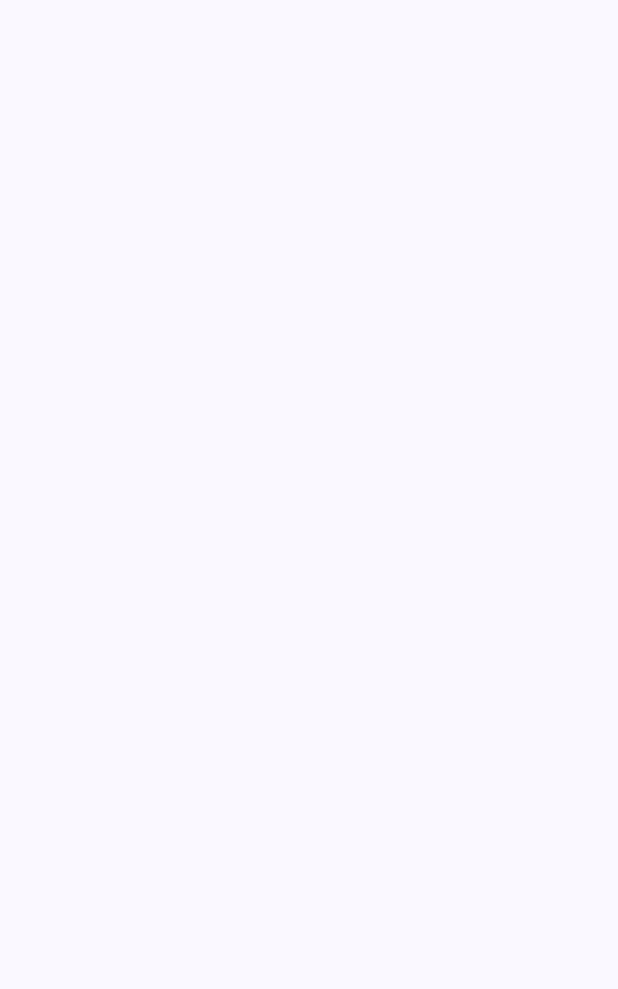
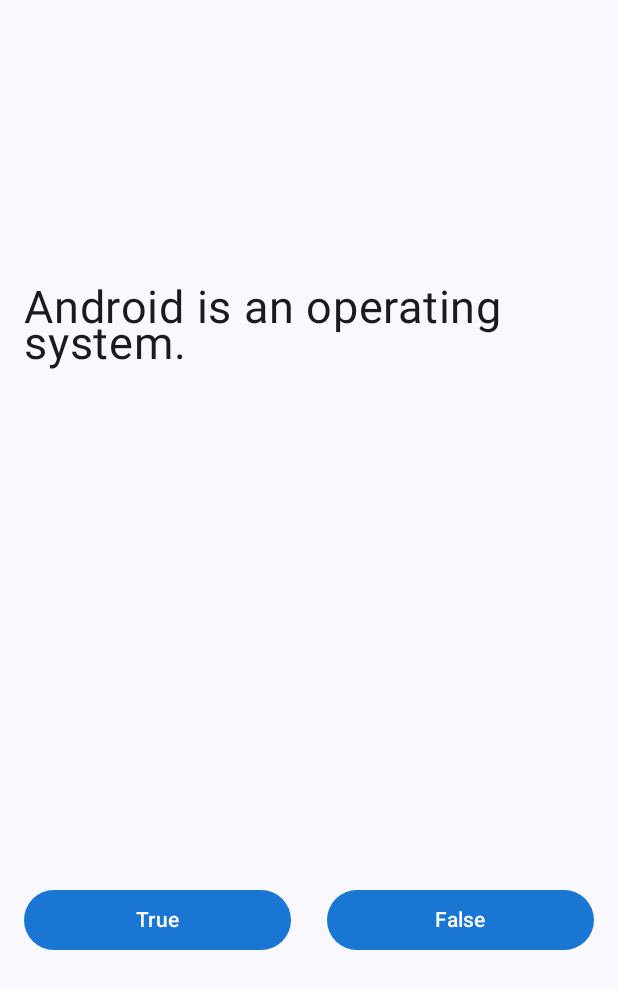
Before and after one commit to Asomazz/calculator, an Android app built with Jetpack Compose: the screen it shows after launch (MainActivity), on a phone screen of 412 x 824 dp. Before the commit the part shown is empty. Shown: the top 989 px of the screen. Run offline under Robolectric (Android 15) with nearby library versions, the phone set to English and light mode, and no system bars.

Commit message:
Task: Android Compose State done with Bonus

```diff
--- a/app/src/main/java/com/example/counterapp/MainActivity.kt
+++ b/app/src/main/java/com/example/counterapp/MainActivity.kt
@@ -22,11 +22,16 @@ import androidx.compose.material3.ButtonDefaults
 import androidx.compose.material3.Scaffold
 import androidx.compose.material3.Text
 import androidx.compose.runtime.Composable
+import androidx.compose.runtime.getValue
+import androidx.compose.runtime.mutableStateOf
+import androidx.compose.runtime.remember
+import androidx.compose.runtime.setValue
 import androidx.compose.ui.Alignment
 import androidx.compose.ui.Modifier
 import androidx.compose.ui.draw.clip
 import androidx.compose.ui.graphics.Color
 import androidx.compose.ui.text.font.FontWeight
+import androidx.compose.ui.text.style.TextAlign
 import androidx.compose.ui.tooling.preview.Preview
 import androidx.compose.ui.unit.dp
 import androidx.compose.ui.unit.sp
@@ -50,6 +55,19 @@ class MainActivity : ComponentActivity() {
 
 @Composable
 fun TrueOrFalse(modifier: Modifier, innerPadding: PaddingValues) {
+    val questions = listOf(
+        "Android is an operating system." to true,
+        "Kotlin is supported for iOS development." to false,
+        "Kotlin is supported for Android development." to true
+    )
+
+    var currentQuestionIndex by remember { mutableStateOf(0) }
+    var isAnswerCorrect by remember { mutableStateOf<Boolean?>(null) }
+    var score by remember { mutableStateOf(0) }
+    var isGameOver by remember { mutableStateOf(false) }
+
+    val currentQuestion = if (currentQuestionIndex < questions.size) questions[currentQuestionIndex] else null
+
     Column(
         modifier = modifier
             .fillMaxSize()
@@ -58,8 +76,102 @@ fun TrueOrFalse(modifier: Modifier, innerPadding: PaddingValues) {
         verticalArrangement = Arrangement.SpaceAround,
         horizontalAlignment = Alignment.CenterHorizontally
     ) {
-     }
-}
+        if (isGameOver) {
+
+            Text(
+                text = "Game Over! Your Score: $score / ${questions.size}",
+                fontSize = 24.sp,
+                fontWeight = FontWeight.Bold,
+                textAlign = TextAlign.Center
+            )
+            Button(onClick = {
+                currentQuestionIndex = 0
+                isAnswerCorrect = null
+                score = 0
+                isGameOver = false
+            }) {
+                Text("Restart Game")
+            }
+        }
+            else {
+            Text(
+                text = currentQuestion?.first ?: "",
+                fontSize = 30.sp,
+                fontWeight = FontWeight.Normal
+            )
+            when (isAnswerCorrect) {
+                true -> {
+                    Box(
+                        contentAlignment = Alignment.Center,
+                        modifier = modifier
+                            .clip(CircleShape)
+                            .size(170.dp)
+                            .background(color = Color.Green)
+                    )
+                    {
+                        Text("Correct Answer")
+                    }
+                    Button(onClick = {
+                        if (currentQuestionIndex < questions.size - 1) {
+                            currentQuestionIndex++
+                            isAnswerCorrect = null
+                        } else {
+                            isGameOver = true
+                        }
+                    }) {
+                        Text("Next Question")
+                    }
+                }
+                false -> {
+                    Box(
+                        contentAlignment = Alignment.Center,
+                        modifier = Modifier
+                            .clip(CircleShape)
+                            .size(170.dp)
+                            .background(color = Color.Red)
+                    ) {
+                        Text("Wrong Answer")
+                    }
+                }
+                null -> {
+
+                }
+            }
+
+            if (isAnswerCorrect != true) {
+                Row(
+                    modifier = modifier.fillMaxWidth(),
+                    horizontalArrangement = Arrangement.spacedBy(24.dp)
+                ) {
+
+                    Button(
+                        onClick = { val isCorrect = currentQuestion?.second == true
+                            isAnswerCorrect = isCorrect
+                            if (isCorrect) score++},
+                        modifier = Modifier.weight(1f),
+                        colors = ButtonDefaults.buttonColors(containerColor = Color(0xFF1976D2))
+                    ) {
+                        Text("True")
+                    }
+                    Button(
+                        onClick = {  val isCorrect = currentQuestion?.second == false
+                            isAnswerCorrect = isCorrect
+                            if (isCorrect) score++},
+                        modifier = Modifier.weight(1f),
+                        colors = ButtonDefaults.buttonColors(containerColor = Color(0xFF1976D2))
+                    ) {
+                        Text("False")
+                    }
+                }
+
+            }
+
+        }
+
+        }
+
+    }
+
 //@Composable
 //fun Greeting(name: String, modifier: Modifier = Modifier) {
 //    Text(
```
